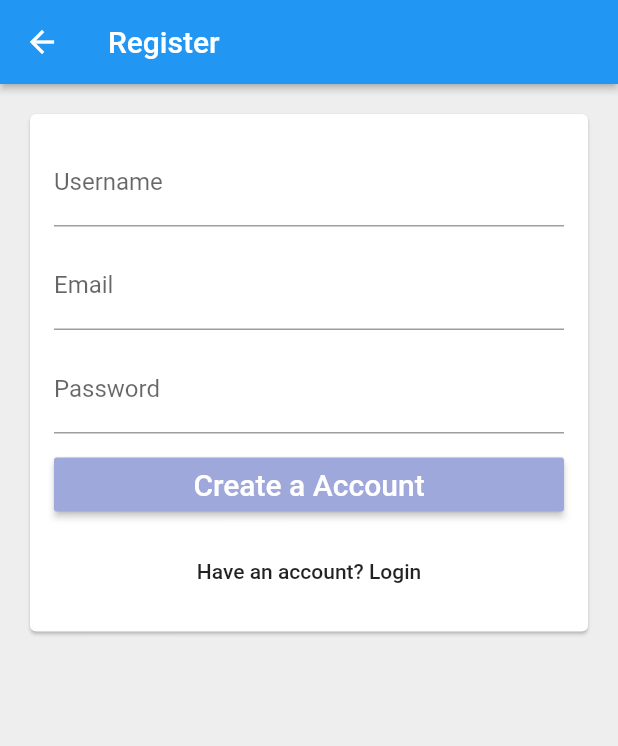
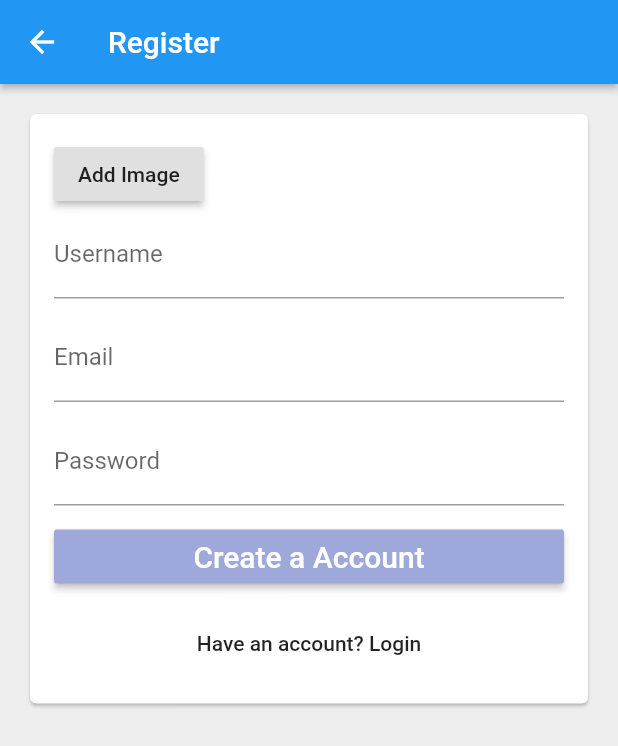
Before and after one commit to muhammadhaad/news_application, a Flutter app: the Register screen opened directly, after a tap on "Create a Account", on a phone screen of 412 x 824 dp. Shown: the top 746 px of the screen. Run offline on Flutter 3.47's test engine with Material 2 defaults, Android fonts, the phone set to English and light mode, and no system bars; our stand-ins replace cloud_firestore, firebase_auth, firebase_storage, image_picker; accounts and stored records are empty; network calls fail.

Commit message:
added through image picker will change some widget

```diff
--- a/lib/model/auth/user.dart
+++ b/lib/model/auth/user.dart
@@ -1,4 +1,8 @@
+import 'dart:io';
+
 import 'package:cloud_firestore/cloud_firestore.dart';
+import 'package:firebase_storage/firebase_storage.dart';
+import 'package:flutter/cupertino.dart';
 
 class User {
   final String uid;
@@ -9,14 +13,25 @@ class User {
   final CollectionReference userDataCollection =
       Firestore.instance.collection('UserData');
 
+  final FirebaseStorage _store =
+      FirebaseStorage(storageBucket: 'gs://news-application-fyp.appspot.com');
+
+  StorageUploadTask _uploadTask;
+
   Stream<QuerySnapshot> get data {
     return userDataCollection.snapshots();
   }
 
-  Future updateUserData(String name) async {
+  Future updateUserData(String name, String email, File image) async {
+    String filePath = 'userImage/$name${DateTime.now()}.jpg';
+
     try {
+      _uploadTask = await _store.ref().child(filePath).putFile(image);
       return await userDataCollection.document(uid).setData({
+        'uid': uid,
         'name': name,
+        'email': email,
+        'image': filePath,
       });
     } catch (e) {
       print(e.toString());
--- a/lib/model/auth/user_auth.dart
+++ b/lib/model/auth/user_auth.dart
@@ -1,3 +1,5 @@
+import 'dart:io';
+
 import 'package:firebase_auth/firebase_auth.dart';
 import 'package:news_application/model/auth/user.dart';
 
@@ -35,15 +37,21 @@ class UserAuthentication {
     }
   }
 
-  Future registerWithEmail(String email, String password, String name) async {
-    print(email);
+  Future registerWithEmail(
+      String email, String password, String name, File image) async {
+    /* print(email);
     print(password);
-    print(name);
+    print(name); */
     try {
       AuthResult result = await _auth.createUserWithEmailAndPassword(
           email: email, password: password);
+
       FirebaseUser u = result.user;
-      await User(uid: u.uid).updateUserData(name);
+      await User(uid: u.uid).updateUserData(
+        name,
+        email,
+        image,
+      );
       return u;
     } catch (e) {
       print(e.toString());
--- a/lib/screens/authentication/register.dart
+++ b/lib/screens/authentication/register.dart
@@ -1,4 +1,7 @@
+import 'dart:io';
+
 import 'package:flutter/material.dart';
+import 'package:image_picker/image_picker.dart';
 import 'package:news_application/model/auth/user_auth.dart';
 
 //todo dumy code
@@ -16,6 +19,17 @@ class _RegisterState extends State<Register> {
   final TextEditingController _passwordController = TextEditingController();
   final TextEditingController _usernameController = TextEditingController();
   final UserAuthentication _auth = UserAuthentication();
+
+  File _image;
+
+  Future<void> _pickImage(ImageSource source) async {
+    File selected = await ImagePicker.pickImage(source: source);
+
+    setState(() {
+      _image = selected;
+    });
+  }
+
   @override
   Widget build(BuildContext context) {
     return Scaffold(
@@ -33,6 +47,23 @@ class _RegisterState extends State<Register> {
               crossAxisAlignment: CrossAxisAlignment.stretch,
               mainAxisSize: MainAxisSize.min,
               children: <Widget>[
+                Row(
+                  children: <Widget>[
+                    RaisedButton(
+                      child: Text('Add Image'),
+                      onPressed: () {
+                        _pickImage(ImageSource.gallery);
+                      },
+                    ),
+                    if (_image != null) ...[
+                      Image.file(
+                        _image,
+                        width: 100,
+                        height: 100,
+                      )
+                    ]
+                  ],
+                ),
                 TextField(
                   controller: _usernameController,
                   decoration: InputDecoration(
@@ -63,10 +94,13 @@ class _RegisterState extends State<Register> {
                     style: TextStyle(color: Colors.white, fontSize: 20.0),
                   ),
                   color: Colors.indigo[200],
-                  //todo have to put some styling
                   onPressed: () {
-                    _auth.registerWithEmail(_emailController.text,
-                        _passwordController.text, _usernameController.text);
+                    _auth.registerWithEmail(
+                      _emailController.text,
+                      _passwordController.text,
+                      _usernameController.text,
+                      _image,
+                    );
                   },
                 ),
                 SizedBox(height: 10.0),
--- a/pubspec.yaml
+++ b/pubspec.yaml
@@ -31,6 +31,11 @@ dependencies:
   firebase_auth: ^0.16.1
   provider: ^4.3.1
   cloud_firestore: ^0.13.7
+  firebase_storage: ^3.1.5
+  image_picker: ^0.6.6+1
+  imagebutton: ^0.0.6
+
+
 
 
 
```
Also changed, not shown: pubspec.lock.
